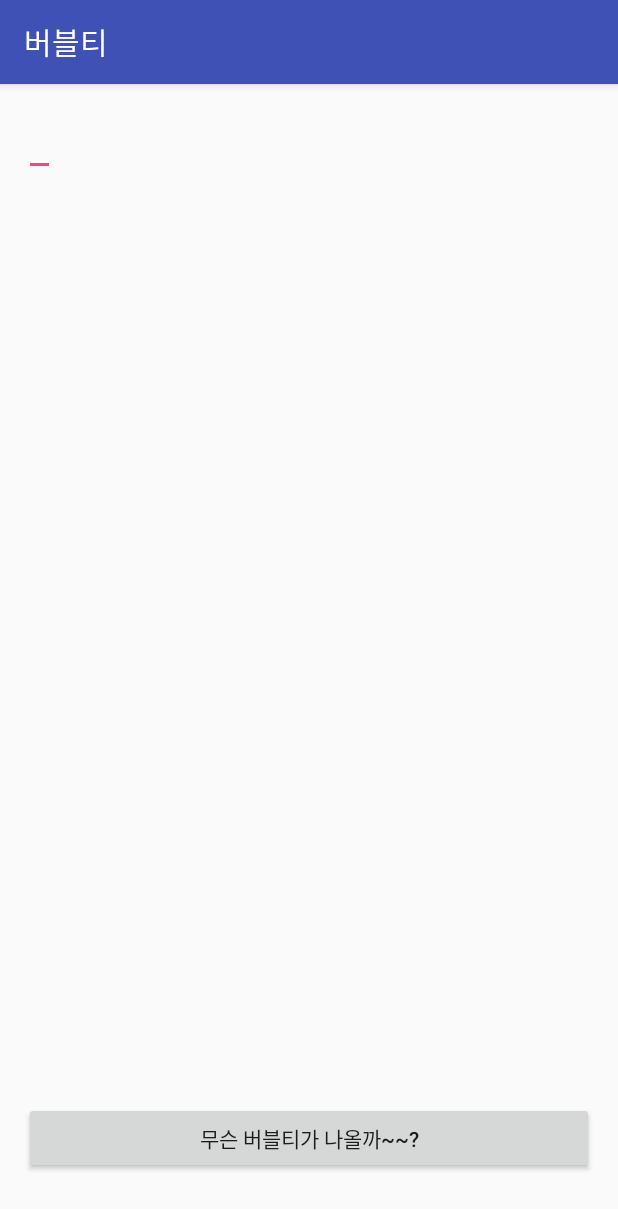
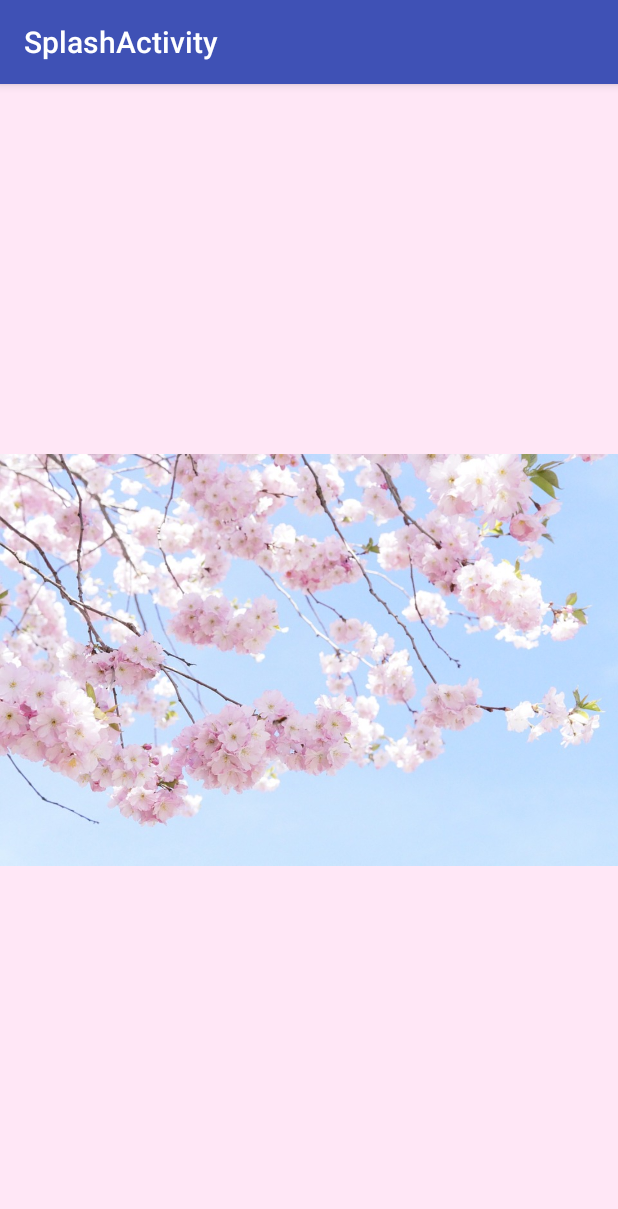
Before and after one commit to Chae-yun/randomgame, an Android app: the first screen one second after launch (MainActivity before the commit, SplashActivity after it), on a phone screen of 412 x 824 dp. Shown: the top 1209 px of the screen. Run offline under Robolectric (Android 15) with nearby library versions, the phone set to English and light mode, and no system bars.

Commit message:
#9 Create Splash Activity

```diff
--- a/app/build.gradle
+++ b/app/build.gradle
@@ -23,4 +23,5 @@ dependencies {
     compile fileTree(dir: 'libs', include: ['*.jar'])
     testCompile 'junit:junit:4.12'
     compile 'com.android.support:appcompat-v7:23.2.0'
+    compile 'com.android.support:support-v4:23.2.0'
 }
--- /dev/null
+++ b/app/src/main/java/kr/hs/emirim/ycy6685/randomamasvin/SplashActivity.java
@@ -0,0 +1,33 @@
+package kr.hs.emirim.ycy6685.randomamasvin;
+
+import android.content.Intent;
+import android.os.Handler;
+import android.support.v7.app.AppCompatActivity;
+import android.os.Bundle;
+
+/**
+ * An example full-screen activity that shows and hides the system UI (i.e.
+ * status bar and navigation/system bar) with user interaction.
+ */
+public class SplashActivity extends AppCompatActivity {
+
+    @Override
+    protected void onCreate(Bundle savedInstanceState) {
+        super.onCreate(savedInstanceState);
+
+        setContentView(R.layout.activity_splash);
+
+        //3초동안 지연시키고 있다가 지나면 스레드 안의 런 메서드를 실행시키자
+        Handler handler=new Handler();
+        handler.postDelayed(new Runnable() { //익명클래스로 객체 생성 (익명 객체)
+            @Override
+            public void run() {
+                Intent intent=new Intent(getApplicationContext(),MainActivity.class); //액티비티 시작을 위해 꼭 필요한 인턴트 객체
+                //getApplicationContext()쓰면 현재의 문맥을 반환받을 수 있다?
+                startActivity(intent); //저번(레절트)에는 버튼이었고 이번에는 시간
+                finish(); //현재 액티비티를 소멸시키는 메서드 (이전 버튼 눌러도 안 돌아감)
+            }
+        },3000); //보통 프로그램에서 시간은 밀리세컨드
+    }
+
+}
--- /dev/null
+++ b/app/src/main/res/layout/activity_splash.xml
@@ -0,0 +1,19 @@
+<FrameLayout xmlns:android="http://schemas.android.com/apk/res/android"
+    xmlns:tools="http://schemas.android.com/tools"
+    android:layout_width="match_parent"
+    android:layout_height="match_parent"
+    android:background="#ffe7f6"
+    tools:context="kr.hs.emirim.ycy6685.randomamasvin.SplashActivity">
+
+    <ImageView
+        android:id="@+id/fullscreen_content"
+        android:layout_width="match_parent"
+        android:layout_height="match_parent"
+        android:gravity="center"
+        android:keepScreenOn="true"
+        android:src="@drawable/flower"
+        android:adjustViewBounds="true" />
+    <!--어저스트뷰바운즈는 보이는 범위??-->
+    <!--원래 이미지뷰라는 클래스-->
+
+</FrameLayout> <!--원래 요소 위에 요소를 놓기 위해서 이용하는 것-->
--- a/app/src/main/res/values/colors.xml
+++ b/app/src/main/res/values/colors.xml
@@ -3,4 +3,6 @@
     <color name="colorPrimary">#3F51B5</color>
     <color name="colorPrimaryDark">#303F9F</color>
     <color name="colorAccent">#FF4081</color>
+
+    <color name="black_overlay">#66000000</color>
 </resources>
--- a/app/src/main/res/values/strings.xml
+++ b/app/src/main/res/values/strings.xml
@@ -1,3 +1,8 @@
 <resources>
     <string name="app_name">버블티</string>
+
+    <string name="title_activity_splash">SplashActivity</string>
+    <string name="dummy_button">Dummy Button</string>
+    <string name="dummy_content">DUMMY\nCONTENT</string>
 </resources>
+g
--- a/app/src/main/res/values/styles.xml
+++ b/app/src/main/res/values/styles.xml
@@ -8,4 +8,16 @@
         <item name="colorAccent">@color/colorAccent</item>
     </style>
 
+    <style name="FullscreenTheme" parent="AppTheme">
+        <item name="android:actionBarStyle">@style/FullscreenActionBarStyle</item>
+        <item name="android:windowActionBarOverlay">true</item>
+        <item name="android:windowBackground">@null</item>
+        <item name="metaButtonBarStyle">?android:attr/buttonBarStyle</item>
+        <item name="metaButtonBarButtonStyle">?android:attr/buttonBarButtonStyle</item>
+    </style>
+
+    <style name="FullscreenActionBarStyle" parent="Widget.AppCompat.ActionBar">
+        <item name="android:background">@color/black_overlay</item>
+    </style>
+
 </resources>
```
Also changed, not shown: app/src/main/AndroidManifest.xml (+7 -4 lines), app/src/main/res/values/attrs.xml (added, +12 -0 lines), app/src/main/res/drawable/flower.jpg (added).
